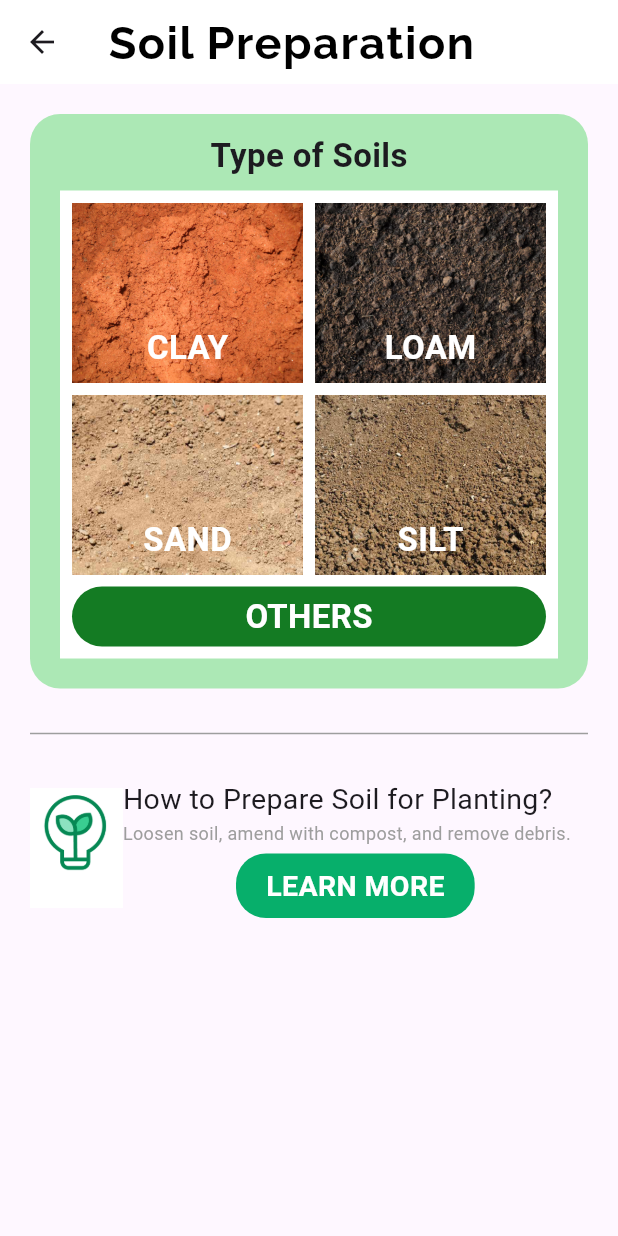
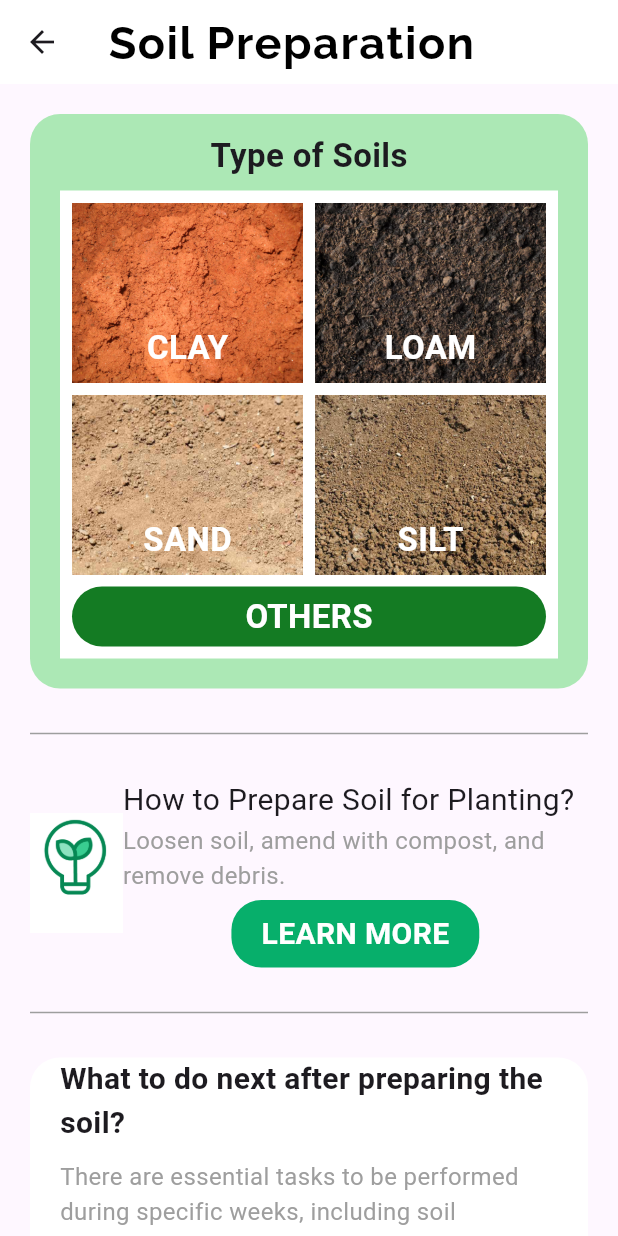
Before and after one commit to Jisi-A/manna_vhack2024, a Flutter app: the soil screen opened by its route, on a phone screen of 412 x 824 dp. Run offline on Flutter 3.47's test engine with Material 3 defaults, Android fonts, the light colour scheme and no system bars; key blocks and very long unbroken strings in the code were emptied for the run.

Commit message:
:apple: Add crop planting tips

```diff
--- a/lib/main.dart
+++ b/lib/main.dart
@@ -18,6 +18,7 @@ import 'package:manna_vhack2024/pages/pests_diseases_damping_off.dart';
 import 'package:manna_vhack2024/pages/pest_monitoring.dart';
 import 'package:manna_vhack2024/pages/camera.dart';
 import 'package:manna_vhack2024/pages/camera_health_condition.dart';
+import 'package:manna_vhack2024/pages/crop_planting_tips.dart';
 
 //first default page is home page
 void main() => runApp(MaterialApp(initialRoute: '/login', routes: {
@@ -40,4 +41,5 @@ void main() => runApp(MaterialApp(initialRoute: '/login', routes: {
       '/pest_monitoring': (context) => pest_monitoring(),
       '/camera': (context) => camera(),
       '/camera_health_condition': (context) => camera_health_condition(),
+      '/crop_planting_tips': (context) => crop_planting_tips(),
     }));
--- /dev/null
+++ b/lib/pages/crop_planting_tips.dart
@@ -0,0 +1,163 @@
+import 'package:flutter/material.dart';
+
+class crop_planting_tips extends StatefulWidget {
+  const crop_planting_tips({super.key});
+
+  @override
+  State<crop_planting_tips> createState() => _crop_planting_tipsState();
+}
+
+class _crop_planting_tipsState extends State<crop_planting_tips> {
+  @override
+  Widget build(BuildContext context) {
+    return Scaffold(
+      appBar: AppBar(
+        backgroundColor: Colors.white,
+        title: const Align(
+          alignment: Alignment.centerLeft,
+          child: Text(
+            'Crop Planting Tips',
+            style: TextStyle(
+              color: Colors.black,
+              fontFamily: 'Raleway',
+              fontWeight: FontWeight.w700,
+              fontSize: 30,
+              letterSpacing: 1.0,
+            ),
+          ),
+        ),
+        centerTitle: false,
+        elevation: 0,
+      ),
+      body: SingleChildScrollView(
+        padding: const EdgeInsets.all(20.0),
+        child: Column(
+          crossAxisAlignment: CrossAxisAlignment.start,
+          children: [
+            _buildWeeksContainer(
+              'Weeks 1-4:',
+              [
+                'Prepare the soil by removing weeds, rocks, and debris.',
+                'Amend the soil with compost or organic matter to improve fertility.',
+                'Start indoor seedlings for crops that require a longer growing season, such as tomatoes, peppers, and eggplants.',
+                'Begin sowing seeds directly in the garden for early-season crops like lettuce, spinach, peas, and radishes.'
+              ],
+            ),
+            SizedBox(height: 20.0),
+            _buildWeeksContainer(
+              'Weeks 5-8:',
+              [
+                'Continue planting cool-season crops such as carrots, beets, kale, and broccoli.',
+                'Transplant seedlings started indoors into the garden once they have developed strong roots and the threat of frost has passed.',
+                'Monitor soil moisture levels and water as needed, ensuring consistent moisture for germinating seeds and young plants.',
+                'Apply organic mulch around plants to conserve moisture, suppress weeds, and regulate soil temperature.'
+              ],
+            ),
+            SizedBox(height: 20.0),
+            _buildWeeksContainer(
+              'Weeks 9-12:',
+              [
+                'Plant warm-season crops like cucumbers, squash, and beans after the last frost date.',
+                'Provide support structures for vining crops such as tomatoes, cucumbers, and peas.',
+                'Incorporate organic fertilizer or compost into the soil around existing plants to promote healthy growth.',
+                'Monitor for pests and diseases, and take appropriate measures for control, such as handpicking pests or applying organic pest control methods.'
+              ],
+            ),
+            SizedBox(height: 20.0),
+            _buildWeeksContainer(
+              'Weeks 13-16:',
+              [
+                'Continue planting warm-season crops and succession planting for a continuous harvest.',
+                'Thin seedlings as needed to allow adequate spacing for mature plants.',
+                'Mulch around plants to conserve moisture and suppress weeds, replenishing mulch as needed.',
+                'Monitor plant growth and provide supplemental nutrients if necessary, based on soil tests or visual cues of nutrient deficiencies.'
+              ],
+            ),
+            SizedBox(height: 20.0),
+            _buildWeeksContainer(
+              'Weeks 17-20:',
+              [
+                'Harvest crops as they mature, maintaining a regular schedule to prevent overripening or bolting.',
+                'Remove spent plants and add them to the compost pile to recycle nutrients back into the soil.',
+                'Rotate crops in future seasons to prevent soil depletion and minimize pest and disease pressure.',
+                'Begin planning for fall and winter crops, considering the timing of planting and potential frost dates for your region.'
+              ],
+            ),
+          ],
+        ),
+      ),
+    );
+  }
+
+  Widget _buildWeeksContainer(String title, List<String> tips) {
+    return Container(
+      margin: const EdgeInsets.only(bottom: 20.0),
+      padding: const EdgeInsets.all(20.0),
+      decoration: BoxDecoration(
+        color: const Color.fromARGB(255, 172, 232, 181),
+        borderRadius: BorderRadius.circular(20.0),
+        boxShadow: [
+          BoxShadow(
+            color: Colors.grey.withOpacity(0.5),
+            spreadRadius: 2,
+            blurRadius: 5,
+            offset: const Offset(0, 3),
+          ),
+        ],
+      ),
+      child: Column(
+        crossAxisAlignment: CrossAxisAlignment.start,
+        children: [
+          Container(
+            padding: EdgeInsets.all(8.0),
+            decoration: BoxDecoration(
+              color: Colors.white,
+              borderRadius: BorderRadius.circular(10.0),
+              boxShadow: [
+                BoxShadow(
+                  color: Colors.grey.withOpacity(0.5),
+                  spreadRadius: 1,
+                  blurRadius: 3,
+                  offset: const Offset(0, 2),
+                ),
+              ],
+            ),
+            child: Row(
+              children: [
+                Text(
+                  title,
+                  style: TextStyle(fontSize: 20.0, fontWeight: FontWeight.bold),
+                ),
+              ],
+            ),
+          ),
+          SizedBox(height: 10.0),
+          Column(
+            crossAxisAlignment: CrossAxisAlignment.start,
+            children: tips
+                .map((tip) => Padding(
+                      padding: const EdgeInsets.only(bottom: 15.0), // Add padding only at the bottom
+                      child: Row(
+                        children: [
+                          Icon(
+                            Icons.eco,
+                            size: 18.0,
+                            color: Colors.green,
+                          ),
+                          SizedBox(width: 8.0), // Add some space between icon and text
+                          Flexible(
+                            child: Text(
+                              tip,
+                              style: TextStyle(fontSize: 18.0),
+                            ),
+                          ),
+                        ],
+                      ),
+                    ))
+                .toList(),
+          ),
+        ],
+      ),
+    );
+  }
+}
--- a/lib/pages/soil.dart
+++ b/lib/pages/soil.dart
@@ -245,12 +245,12 @@ class _soilState extends State<soil> {
                       children: [
                         Text(
                           'How to Prepare Soil for Planting?',
-                          style: TextStyle(fontSize: 19.0),
+                          style: TextStyle(fontSize: 20.0),
                         ),
                         const SizedBox(height: 1.0),
                         Text(
                           'Loosen soil, amend with compost, and remove debris.',
-                          style: TextStyle(fontSize: 12.0, color: Colors.grey),
+                          style: TextStyle(fontSize: 16.0, color: Colors.grey),
                         ),
                         const SizedBox(height: 5.0),
                         Center(
@@ -266,7 +266,7 @@ class _soilState extends State<soil> {
                               ),
                               child: const Text(
                                 'LEARN MORE',
-                                style: TextStyle(color: Colors.white, fontWeight: FontWeight.bold, fontSize: 19.0),
+                                style: TextStyle(color: Colors.white, fontWeight: FontWeight.bold, fontSize: 20.0),
                               ),
                             ),
                           ),
@@ -275,6 +275,49 @@ class _soilState extends State<soil> {
                     ),
                   ),
                 ],
+              ),
+              SizedBox(height: 20.0),
+              _buildDivider(),
+              SizedBox(height: 20.0),
+              Container(
+                padding: const EdgeInsets.symmetric(horizontal: 20.0),
+                decoration: BoxDecoration(
+                  color: Colors.white,
+                  borderRadius: BorderRadius.circular(20.0),
+                ),
+                child: Column(
+                  crossAxisAlignment: CrossAxisAlignment.start,
+                  children: [
+                    Text(
+                      'What to do next after preparing the soil?',
+                      style: TextStyle(fontSize: 20.0, fontWeight: FontWeight.bold),
+                    ),
+                    SizedBox(height: 10.0),
+                    Text(
+                      'There are essential tasks to be performed during specific weeks, including soil preparation, seedling management, pest control, and crop rotation.',
+                      style: TextStyle(fontSize: 16.0, color: Colors.grey),
+                    ),
+                    SizedBox(height: 20.0),
+                    GestureDetector(
+                      onTap: () {
+                        Navigator.pushNamed(context, '/crop_planting_tips');
+                      },
+                      child: Container(
+                        width: double.infinity,
+                        padding: const EdgeInsets.all(15.0),
+                        decoration: BoxDecoration(
+                          color: const Color.fromARGB(255, 7, 175, 107),
+                          borderRadius: BorderRadius.circular(20.0),
+                        ),
+                        child: Text(
+                          'GET SOME TIPS',
+                          style: TextStyle(fontSize: 20.0, fontWeight: FontWeight.bold, color: Colors.white),
+                          textAlign: TextAlign.center,
+                        ),
+                      ),
+                    ),
+                  ],
+                ),
               ),
             ],
           ),
```
